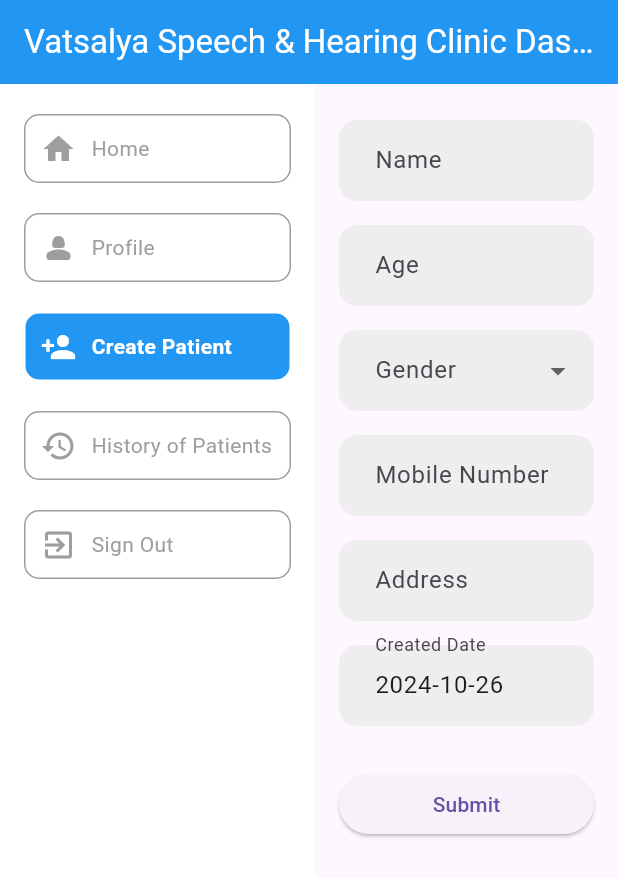
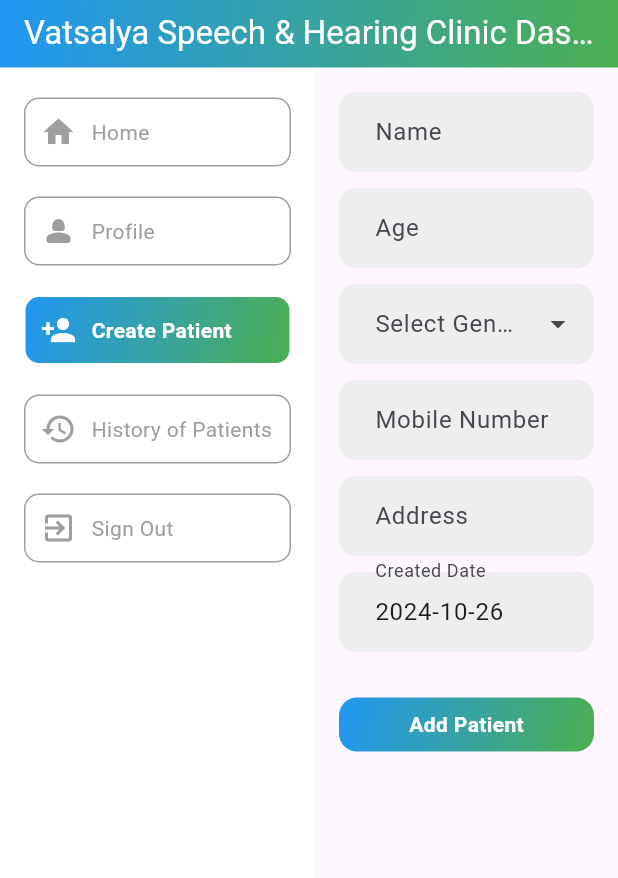
Before and after one commit to chavdajinali/vatsalya_clinic_flutter, a Flutter app: the HomeScreen screen opened directly with empty values, after a tap on "Profile", after a tap on "Create Patient", on a phone screen of 412 x 824 dp. Shown: the top 878 px of the screen. Run offline on Flutter 3.47's test engine with Material 3 defaults, Android fonts, the phone set to English and light mode, and no system bars; our stand-ins replace cloud_firestore, equatable, firebase_core, flutter_bloc, shared_preferences; accounts and stored records are empty.

Commit message:
patients screen changes

```diff
--- /dev/null
+++ b/lib/screens/create_patients/add_patients_firestore_service.dart
@@ -0,0 +1,30 @@
+import 'package:cloud_firestore/cloud_firestore.dart';
+
+class AddPatientsFirestoreService {
+  final FirebaseFirestore _firestore = FirebaseFirestore.instance;
+
+  Future<String?> addPatient({
+    required String name,
+    required String age,
+    required String gender,
+    required String mobile,
+    required String createdDate,
+    required String address,
+  }) async {
+    try {
+      await _firestore.collection('patients_tbl').add({
+        'name': name,
+        'age': age,
+        'gender': gender,
+        'mobile': mobile,
+        'created_date': createdDate, // Store date as ISO string
+        'address': address,
+      });
+      print("Patient added successfully!");
+      return null;
+    } catch (e) {
+      print("Error adding patient: $e");
+      return "Error adding patient: $e";
+    }
+  }
+}
--- /dev/null
+++ b/lib/screens/create_patients/create_patients_event.dart
@@ -0,0 +1,22 @@
+// sign_in_event.dart
+
+import 'package:equatable/equatable.dart';
+
+abstract class CreatePatientsEvent extends Equatable {
+  @override
+  List<Object> get props => [];
+}
+
+class CreatePatientsRequested extends CreatePatientsEvent {
+  final String name;
+  final String age;
+  final String gender;
+  final String mobile;
+  final String address;
+  final String createdDate;
+
+  CreatePatientsRequested({required this.name, required this.age, required this.gender, required this.mobile, required this.address,required this.createdDate});
+
+  @override
+  List<Object> get props => [name, age, gender, mobile, address];
+}
--- a/lib/screens/home/create_patients_screen.dart
+++ b/lib/screens/create_patients/create_patients_screen.dart
@@ -1,5 +1,12 @@
 import 'package:flutter/material.dart';
+import 'package:flutter_bloc/flutter_bloc.dart';
 import 'package:intl/intl.dart';
+import 'package:vatsalya_clinic/screens/create_patients/create_patients_bloc.dart';
+import 'package:vatsalya_clinic/screens/create_patients/create_patients_event.dart';
+import 'package:vatsalya_clinic/screens/create_patients/create_patients_state.dart';
+import 'package:vatsalya_clinic/utils/CustomPicker.dart';
+import 'package:vatsalya_clinic/utils/gradient_button.dart';
+import 'package:vatsalya_clinic/utils/textfield_builder.dart';
 
 class CreatePatientsScreen extends StatefulWidget {
   const CreatePatientsScreen({super.key});
@@ -9,7 +16,7 @@ class CreatePatientsScreen extends StatefulWidget {
 }
 
 class _CreatePatientsScreenState extends State<CreatePatientsScreen> {
-  final _formKey = GlobalKey<FormState>();
+  final _createPatientsFormKey = GlobalKey<FormState>();
 
   final TextEditingController nameController = TextEditingController();
   final TextEditingController ageController = TextEditingController();
@@ -20,6 +27,9 @@ class _CreatePatientsScreenState extends State<CreatePatientsScreen> {
   String? gender;
   final DateFormat dateFormatter = DateFormat('yyyy-MM-dd');
 
+  final List<String> genderList = ['Male', 'Female', 'Other'];
+
+
   @override
   void initState() {
     super.initState();
@@ -27,59 +37,33 @@ class _CreatePatientsScreenState extends State<CreatePatientsScreen> {
     dateController.text = dateFormatter.format(DateTime.now());
   }
 
-  // Custom TextField builder to reuse styled TextFields
-  Widget buildTextField({
-    required TextEditingController controller,
-    required String labelText,
-    required String? Function(String?) validator,
-    bool readOnly = false,
-    bool obscureText = false,
-    VoidCallback? onTap,
-  }) {
-    return Padding(
-      padding: const EdgeInsets.symmetric(vertical: 8.0),
-      child: TextFormField(
-        controller: controller,
-        readOnly: readOnly,
-        obscureText: obscureText,
-        validator: validator,
-        decoration: InputDecoration(
-          labelText: labelText,
-          filled: true,
-          fillColor: Colors.grey[200], // Gray background color
-          border: OutlineInputBorder(
-            borderRadius: BorderRadius.circular(12),
-            borderSide: BorderSide.none,
-          ),
-          contentPadding: EdgeInsets.symmetric(vertical: 15, horizontal: 20),
-        ),
-        onTap: onTap,
-      ),
-    );
-  }
-
   @override
   Widget build(BuildContext context) {
+
+    // var width = MediaQuery.of(context).size.width;
+
+
     return Padding(
       padding: const EdgeInsets.all(16.0),
       child: Form(
-        key: _formKey,
+        key: _createPatientsFormKey,
         child: ListView(
           children: [
             buildTextField(
               controller: nameController,
               labelText: 'Name',
-              validator: (value) {
+              onValidate: (value) {
                 if (value == null || value.isEmpty) {
                   return 'Please enter your name';
                 }
                 return null;
-              },
+              }, obscureText: false,
             ),
+            const SizedBox(height: 10),
             buildTextField(
               controller: ageController,
               labelText: 'Age',
-              validator: (value) {
+              onValidate: (value) {
                 if (value == null || value.isEmpty) {
                   return 'Please enter your age';
                 }
@@ -87,42 +71,42 @@ class _CreatePatientsScreenState extends State<CreatePatientsScreen> {
                   return 'Please enter a valid number';
                 }
                 return null;
-              },
+              }, obscureText: false,
             ),
-            Padding(
-              padding: const EdgeInsets.symmetric(vertical: 8.0),
-              child: DropdownButtonFormField<String>(
-                value: gender,
-                items: ['Male', 'Female', 'Other']
-                    .map((String value) => DropdownMenuItem<String>(
-                  value: value,
-                  child: Text(value),
-                ))
-                    .toList(),
-                onChanged: (value) {
+            const SizedBox(height: 10),
+            buildTextField(
+                controller: TextEditingController(text: gender),
+                onTap: () =>
+                    CustomPicker.show(context: context,
+                      items: genderList,
+                      title: 'Select Gender',
+                      onSelected: (value) {
                         setState(() {
                           gender = value;
                         });
-                },
+                      },),
+                readOnly: true,
+                labelText: 'Select Gender',
                 decoration: InputDecoration(
-                  labelText: 'Gender',
+                  labelText: "Select Gender",
+                  suffixIcon: const Icon(Icons.arrow_drop_down),
                   filled: true,
                   fillColor: Colors.grey[200],
                   border: OutlineInputBorder(
                     borderRadius: BorderRadius.circular(12),
                     borderSide: BorderSide.none,
                   ),
-                  contentPadding:
-                  EdgeInsets.symmetric(vertical: 15, horizontal: 20),
+                  contentPadding: const EdgeInsets.symmetric(
+                      vertical: 15, horizontal: 20),
                 ),
-                validator: (value) =>
-                value == null ? 'Please select a gender' : null,
-              ),
-            ),
+                obscureText: false,
+                onValidate: (value) =>
+                value == null ? 'Please select a gender' : null),
+            const SizedBox(height: 10),
             buildTextField(
               controller: mobileController,
               labelText: 'Mobile Number',
-              validator: (value) {
+              onValidate: (value) {
                 if (value == null || value.isEmpty) {
                   return 'Please enter your mobile number';
                 }
@@ -130,50 +114,48 @@ class _CreatePatientsScreenState extends State<CreatePatientsScreen> {
                   return 'Please enter a 10-digit number';
                 }
                 return null;
-              },
+              }, obscureText: false,
             ),
+            const SizedBox(height: 10),
             buildTextField(
               controller: addressController,
               labelText: 'Address',
-              validator: (value) {
+              onValidate: (value) {
                 if (value == null || value.isEmpty) {
                   return 'Please enter your address';
                 }
                 return null;
-              },
+              }, obscureText: false,
             ),
+            const SizedBox(height: 10),
             buildTextField(
               controller: dateController,
               labelText: 'Created Date',
               readOnly: true,
-              validator: (value) => value == null || value.isEmpty
+              onValidate: (value) =>
+              value == null || value.isEmpty
                   ? 'Please select a date'
                   : null,
-              onTap: () async {
-                DateTime? pickedDate = await showDatePicker(
-                  context: context,
-                  initialDate: DateTime.now(),
-                  firstDate: DateTime(2000),
-                  lastDate: DateTime(2101),
+              obscureText: false,
+            ),
+            const SizedBox(height: 30),
+            BlocBuilder<CreatePatientsBloc, CreatePatientsState>(
+              builder: (context, state) {
+                if (state is CreatePatientsLoading) {
+                  return const Center(
+                      child: CircularProgressIndicator());
+                }
+                return GradientButton(
+                  text: 'Add Patient',
+                  onPressed: () {
+                    if (_createPatientsFormKey.currentState!.validate()) {
+                      BlocProvider.of<CreatePatientsBloc>(context).add(
+                        CreatePatientsRequested(name: nameController.text, age: ageController.text, gender: gender.toString(), mobile: mobileController.text, address: addressController.text, createdDate: dateController.text)
                       );
-                if (pickedDate != null) {
-                  setState(() {
-                    dateController.text = dateFormatter.format(pickedDate);
-                  });
                     }
                   },
-            ),
-            SizedBox(height: 20),
-            ElevatedButton(
-              onPressed: () {
-                if (_formKey.currentState!.validate()) {
-                  ScaffoldMessenger.of(context).showSnackBar(
-                    SnackBar(content: Text('Form submitted successfully')),
                 );
-                  // Handle form submission, such as saving data
-                }
               },
-              child: Text('Submit'),
             ),
           ],
         ),
--- /dev/null
+++ b/lib/screens/create_patients/create_patients_state.dart
@@ -0,0 +1,33 @@
+// sign_in_state.dart
+
+import 'package:equatable/equatable.dart';
+
+abstract class CreatePatientsState extends Equatable {
+  @override
+  List<Object?> get props => [];
+}
+
+class CreatePatientsInInitial extends CreatePatientsState {}
+
+class CreatePatientsLoading extends CreatePatientsState {}
+
+class CreatePatientsSuccess extends CreatePatientsState {
+}
+
+class CreatePatientsFailure extends CreatePatientsState {
+  final String error;
+
+  CreatePatientsFailure({required this.error});
+
+  @override
+  List<Object?> get props => [error];
+}
+
+class CreatePatientsValidationError extends CreatePatientsState {
+  final String error;
+
+  CreatePatientsValidationError({required this.error});
+
+  @override
+  List<Object?> get props => [error];
+}
--- a/lib/screens/home/home_screen.dart
+++ b/lib/screens/home/home_screen.dart
@@ -1,6 +1,7 @@
 import 'package:flutter/material.dart';
 import 'package:flutter_bloc/flutter_bloc.dart';
-import 'package:vatsalya_clinic/screens/home/create_patients_screen.dart';
+import 'package:vatsalya_clinic/screens/create_patients/create_patients_bloc.dart';
+import 'package:vatsalya_clinic/screens/create_patients/create_patients_screen.dart';
 import 'package:vatsalya_clinic/screens/home/profile_page.dart';
 import 'package:vatsalya_clinic/screens/home/todays_appointment_page.dart';
 import 'package:vatsalya_clinic/screens/home/work_in_progress_page.dart';
@@ -23,7 +24,9 @@ class _HomeScreenState extends State<HomeScreen> {
   var pages = [
     const TodaysAppointmentPage(),
     const ProfilePage(),
-    const CreatePatientsScreen(),
+    BlocProvider(
+        create: (BuildContext context) => CreatePatientsBloc(),
+        child: const CreatePatientsScreen()),
     const WorkInProgressPage()
   ];
 
@@ -38,14 +41,38 @@ class _HomeScreenState extends State<HomeScreen> {
     return ResponsiveBuilder(
       builder: (context, sizingInformation) {
         return Scaffold(
-          appBar: AppBar(
+          appBar: PreferredSize(
+            preferredSize: const Size.fromHeight(45.0),
+            child: Container(
+              decoration: const BoxDecoration(
+                gradient: LinearGradient(
+                  colors: [Colors.blue, Colors.green], // Gradient colors
+                  begin: Alignment.topLeft,
+                  end: Alignment.bottomRight,
+                ),
+              ),
+              child: AppBar(
                 title: const Text(
                   'Vatsalya Speech & Hearing Clinic Dashboard',
                   style: TextStyle(color: Colors.white),
                 ),
-            backgroundColor: Colors.blue,
-            automaticallyImplyLeading: true, // Blue background for AppBar
+                backgroundColor: Colors.transparent,
+                centerTitle: false,
+                // Make AppBar transparent
+                elevation: 0,
+                // Remove shadow
+                automaticallyImplyLeading: false, // Allows the back button
               ),
+            ),
+          ),
+          // AppBar(
+          //   title: const Text(
+          //     'Vatsalya Speech & Hearing Clinic Dashboard',
+          //     style: TextStyle(color: Colors.white),
+          //   ),
+          //   backgroundColor: Colors.blue,
+          //   automaticallyImplyLeading: true, // Blue background for AppBar
+          // ),
 
           body: Row(
             children: [
@@ -96,11 +123,22 @@ class _HomeScreenState extends State<HomeScreen> {
         },
         child: Container(
           decoration: BoxDecoration(
-            color: isSelected ? Colors.blue : Colors.white,
+            gradient: isSelected
+                ? const LinearGradient(
+                    colors: [Colors.blue, Colors.green], // Gradient colors
+                    begin: Alignment.topLeft,
+                    end: Alignment.bottomRight,
+                  )
+                : null,
+            // No gradient if not selected
+            color: isSelected ? null : Colors.white,
+            // Set color to white if not selected
             border: Border.all(
-                color: isSelected ? Colors.white : Colors.grey.shade500),
+              color: isSelected ? Colors.white : Colors.grey.shade500,
+            ),
             shape: BoxShape.rectangle,
-            borderRadius: BorderRadius.circular(10.0)),
+            borderRadius: BorderRadius.circular(10.0),
+          ),
           child: Padding(
             padding: const EdgeInsets.all(10.0),
             child: Row(
@@ -111,13 +149,13 @@ class _HomeScreenState extends State<HomeScreen> {
                   title,
                   style: TextStyle(
                     color: isSelected ? Colors.white : Colors.grey,
-                  fontWeight: isSelected ? FontWeight.bold : FontWeight.normal,
+                    fontWeight:
+                        isSelected ? FontWeight.bold : FontWeight.normal,
                   ),
                 ),
               ],
             ),
           ),
-      ),
-    );
+        ));
   }
 }
--- a/lib/screens/home/profile_page.dart
+++ b/lib/screens/home/profile_page.dart
@@ -2,44 +2,87 @@ import 'package:flutter/material.dart';
 
 class ProfilePage extends StatelessWidget {
   const ProfilePage({super.key});
+// Dummy data
+  final String userName = "John Doe";
+  final String userEmail = "john.doe@example.com";
+  final String userRole = "Admin";
 
   @override
   Widget build(BuildContext context) {
-    return Card(
-      margin: const EdgeInsets.all(16),
-      surfaceTintColor: Colors.white,
-      elevation: 1,
-      child: Container(
-        padding: const EdgeInsets.all(16),
+    return Scaffold(
+      appBar: AppBar(
+        title: const Text("Profile"),
+        centerTitle: true,
+        backgroundColor: Colors.blue,
+      ),
+      body: Padding(
+        padding: const EdgeInsets.all(20.0),
         child: Column(
           crossAxisAlignment: CrossAxisAlignment.start,
           children: [
-            const Text(
-              'User Details',
-              style: TextStyle(
-                  fontSize: 18,
-                  fontWeight: FontWeight.bold,
-                  color: Colors.black),
+            // Profile Picture
+            Center(
+              child: CircleAvatar(
+                radius: 50,
+                backgroundColor: Colors.grey[200],
+                child: const Icon(
+                  Icons.person,
+                  size: 50,
+                  color: Colors.blueAccent,
+                ),
+              ),
             ),
             const SizedBox(height: 20),
-            _buildUserDetailRow('Name: ', 'Dr. John Doe'),
-            _buildUserDetailRow('Email: ', 'johndoe@clinic.com'),
-            _buildUserDetailRow('Role: ', 'Admin'),
+            // User Name
+            Text(
+              userName,
+              style: const TextStyle(
+                fontSize: 24,
+                fontWeight: FontWeight.bold,
+              ),
+            ),
+            const SizedBox(height: 8),
+            // User Email
+            Text(
+              userEmail,
+              style: TextStyle(
+                fontSize: 16,
+                color: Colors.grey[600],
+              ),
+            ),
+            const SizedBox(height: 8),
+            // User Role
+            Text(
+              userRole,
+              style: const TextStyle(
+                fontSize: 16,
+                fontStyle: FontStyle.italic,
+                color: Colors.blueAccent,
+              ),
+            ),
+            const SizedBox(height: 30),
+            // Edit Profile Button
+            Center(
+              child: ElevatedButton(
+                onPressed: () {
+                  // Add your onPressed code here
+                },
+                style: ElevatedButton.styleFrom(
+                  backgroundColor: Colors.blueAccent,
+                  padding: const EdgeInsets.symmetric(horizontal: 30, vertical: 10),
+                  shape: RoundedRectangleBorder(
+                    borderRadius: BorderRadius.circular(20),
+                  ),
+                ),
+                child: const Text(
+                  "Edit Profile",
+                  style: TextStyle(fontSize: 16),
+                ),
+              ),
+            ),
           ],
         ),
       ),
     );
   }
-
-  Widget _buildUserDetailRow(String title, String value) {
-    return Padding(
-      padding: const EdgeInsets.symmetric(vertical: 8.0),
-      child: Row(
-        children: [
-          Text(title, style: const TextStyle(color: Colors.black54)),
-          Text(value, style: const TextStyle(fontWeight: FontWeight.bold)),
-        ],
-      ),
-    );
-  }
 }
--- a/lib/screens/home/todays_appointment_page.dart
+++ b/lib/screens/home/todays_appointment_page.dart
@@ -1,5 +1,6 @@
 import 'package:cloud_firestore/cloud_firestore.dart';
 import 'package:flutter/material.dart';
+import 'package:vatsalya_clinic/utils/gradient_button.dart';
 
 class TodaysAppointmentPage extends StatefulWidget {
   const TodaysAppointmentPage({super.key});
@@ -18,14 +19,14 @@ class _TodaysAppointmentPageState extends State<TodaysAppointmentPage> {
         Expanded(
           child: Card(
             margin: const EdgeInsets.all(16),
-            child: Padding(
-              padding: const EdgeInsets.all(16.0),
-              child: Column(
-                crossAxisAlignment: CrossAxisAlignment.start,
-                children: [
-                  Row(
+            child: Column(
+              crossAxisAlignment: CrossAxisAlignment.start,
+              children: [
+                Padding(
+                  padding: const EdgeInsets.all(16.0),
+                  child: Row(
                     mainAxisAlignment: MainAxisAlignment.spaceBetween,
-                    crossAxisAlignment: CrossAxisAlignment.start,
+                    crossAxisAlignment: CrossAxisAlignment.center,
                     children: [
                       const Text(
                         'Today\'s Appointments',
@@ -35,22 +36,29 @@ class _TodaysAppointmentPageState extends State<TodaysAppointmentPage> {
                             color: Colors.black),
                       ),
                       const SizedBox(height: 16),
-                      ElevatedButton(
-                        onPressed: () {
-                          // Logic to book a new appointment
-                        },
-                        style: ElevatedButton.styleFrom(
-                          backgroundColor: Colors.blue, // Button color
-                        ),
-                        child: const Text(
-                          'Book New Appointment',
-                          style: TextStyle(color: Colors.white),
-                        ),
-                      ),
+                      GradientButton(
+                          text: 'Book New Appointment', onPressed: () {
+                            const Text('Book Appoinment Pressed');
+                      }),
+                      // ElevatedButton(
+                      //   onPressed: () {
+                      //     // Logic to book a new appointment
+                      //   },
+                      //   style: ElevatedButton.styleFrom(
+                      //     backgroundColor: Colors.blue, // Button color
+                      //   ),
+                      //   child: const Text(
+                      //     'Book New Appointment',
+                      //     style: TextStyle(color: Colors.white),
+                      //   ),
+                      // ),
                     ],
                   ),
-                  const Divider(),
-                  Expanded(
+                ),
+                const Divider(height: 1,),
+                Expanded(
+                  child: Padding(
+                    padding: const EdgeInsets.all(8.0),
                     child: StreamBuilder<QuerySnapshot>(
                       stream: FirebaseFirestore.instance
                           .collection('appointments')
@@ -165,8 +173,8 @@ class _TodaysAppointmentPageState extends State<TodaysAppointmentPage> {
                       },
                     ),
                   ),
-                ],
-              ),
+                ),
+              ],
             ),
           ),
         ),
--- a/lib/utils/CustomPicker.dart
+++ b/lib/utils/CustomPicker.dart
@@ -5,7 +5,7 @@ class CustomPicker extends StatelessWidget {
   final String title; // Title for the picker
   final ValueChanged<String> onSelected; // Callback for when an item is selected
 
-  CustomPicker({
+  const CustomPicker({super.key,
     required this.items,
     required this.onSelected,
     this.title = 'Select an Option',
@@ -39,10 +39,10 @@ class CustomPicker extends StatelessWidget {
           padding: const EdgeInsets.all(16.0),
           child: Text(
             title,
-            style: TextStyle(fontSize: 18, fontWeight: FontWeight.bold),
+            style: const TextStyle(fontSize: 18, fontWeight: FontWeight.bold),
           ),
         ),
-        Divider(),
+        const Divider(),
         ListView.builder(
           shrinkWrap: true, // Ensure the list fits within the modal height
           itemCount: items.length,
--- a/lib/utils/gradient_button.dart
+++ b/lib/utils/gradient_button.dart
@@ -15,8 +15,7 @@ class GradientButton extends StatelessWidget {
     return GestureDetector(
       onTap: onPressed,
       child: Container(
-        width: double.infinity,
-        padding: EdgeInsets.symmetric(vertical: 10),
+        padding: EdgeInsets.symmetric(horizontal: 16,vertical: 8),
         decoration: BoxDecoration(
           gradient: LinearGradient(
             colors: [Colors.blue, Colors.green], // Apply gradient colors here
@@ -31,7 +30,7 @@ class GradientButton extends StatelessWidget {
           style: TextStyle(
             color: Colors.white,
             fontWeight: FontWeight.bold,
-            fontSize: 18,
+            fontSize: 14,
           ),
         ),
       ),
```
Also changed, not shown: lib/screens/create_patients/create_patients_bloc.dart (added, +85 -0 lines). Lines whose indentation alone changed are shown as unchanged.
